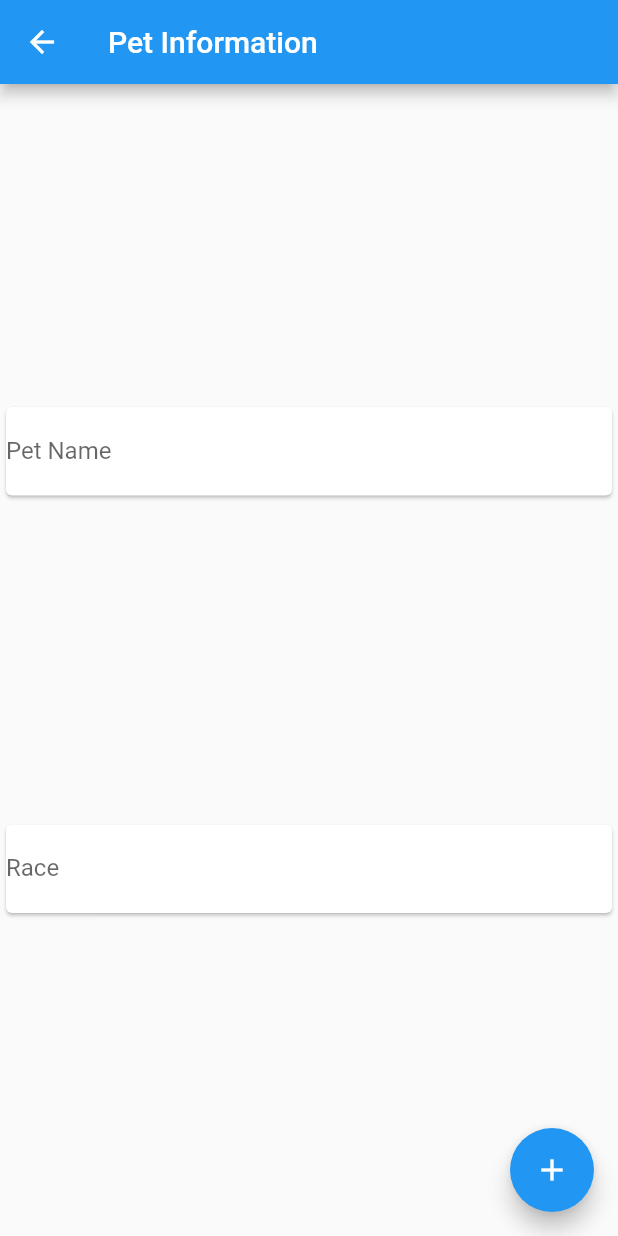
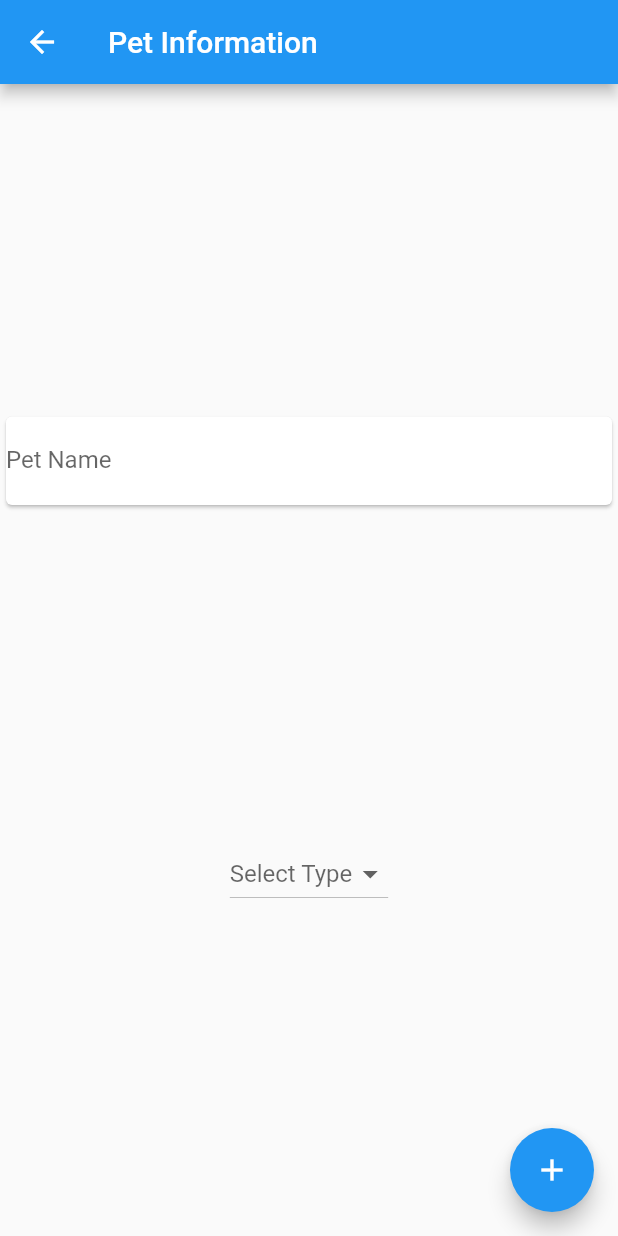
Before and after one commit to MiguelAzevedo2108/PetInfo, a Flutter app: the CreatePetPage screen opened directly, on a phone screen of 412 x 824 dp. Run offline on Flutter 3.47's test engine with Material 2 defaults, Android fonts, the light colour scheme and no system bars; our stand-ins replace firebase_core; accounts and stored records are empty.

Commit message:
changes pet

```diff
--- a/lib/entities/Pet.dart
+++ b/lib/entities/Pet.dart
@@ -5,6 +5,7 @@ class Pet {
   String name;
   Type type;
   String race;
+  String owner="";
 
   Pet({required this.name, required this.type, required this.race});
 }
--- a/lib/screens/CreatePetPage.dart
+++ b/lib/screens/CreatePetPage.dart
@@ -10,6 +10,14 @@ class CreatePetPage extends StatefulWidget {
 
 class _CreatePetPageState extends State<CreatePetPage> {
   final TextEditingController petNameController = TextEditingController();
+  final List<Type> petTypes = [
+    Type.dog,
+    Type.cat,
+    Type.turtle,
+    Type.bunny
+  ];
+
+  Type? petType;
 
   @override
   void dispose() {
@@ -18,6 +26,7 @@ class _CreatePetPageState extends State<CreatePetPage> {
     super.dispose();
   }
 
+  @override
   Widget build(BuildContext context) {
     return Scaffold(
       appBar: AppBar(
@@ -39,18 +48,27 @@ class _CreatePetPageState extends State<CreatePetPage> {
               ),
             ),
           ),
-          Card(
-            child: TextField(
-              style: TextStyle(
-                backgroundColor: Colors.white,
-                color: Colors.black,
+          DropdownButton(
+            hint: const Text(
+              'Select Type'
+            ),
+            items: petTypes
+                .map((type) => DropdownMenuItem<Type>(
+              value: type,
+              child: Text(
+                type.name.toUpperCase(),
+                style: const TextStyle(
+                  fontSize: 14,
+                ),
               ),
-              decoration: InputDecoration(
-                border: InputBorder.none,
-                labelText: 'Race',
-              ),
+            )).toList(),
+            value: petType,
+            onChanged: (value){
+              setState(() {
+                petType = value as Type;
+              });
+            },
             ),
-          ),
         ],
       ),
       floatingActionButton: FloatingActionButton(
--- a/lib/screens/LoginPage.dart
+++ b/lib/screens/LoginPage.dart
@@ -12,7 +12,7 @@ class _LoginPageState extends State<LoginPage> {
   TextEditingController username = TextEditingController();
   TextEditingController password = TextEditingController();
 
-  Map<String, String> users = Map();
+  Map<String, String> users = {};
 
   bool loginChecker(String username, String password) {
     if (username.isNotEmpty && password.isNotEmpty) {
@@ -34,7 +34,7 @@ class _LoginPageState extends State<LoginPage> {
   Widget build(BuildContext context) {
     return Scaffold(
       appBar: AppBar(
-        title: Text("Pet Information"),
+        title: const Text("Pet Information"),
       ),
       body: Container(
         alignment: AlignmentDirectional.center,
@@ -69,7 +69,7 @@ class _LoginPageState extends State<LoginPage> {
                 ),
               ),
             ),
-            SizedBox(
+            const SizedBox(
               height: 30,
             ),
             Container(
```
Also changed, not shown: lib/firebase_options.dart (added), 4 other files.
